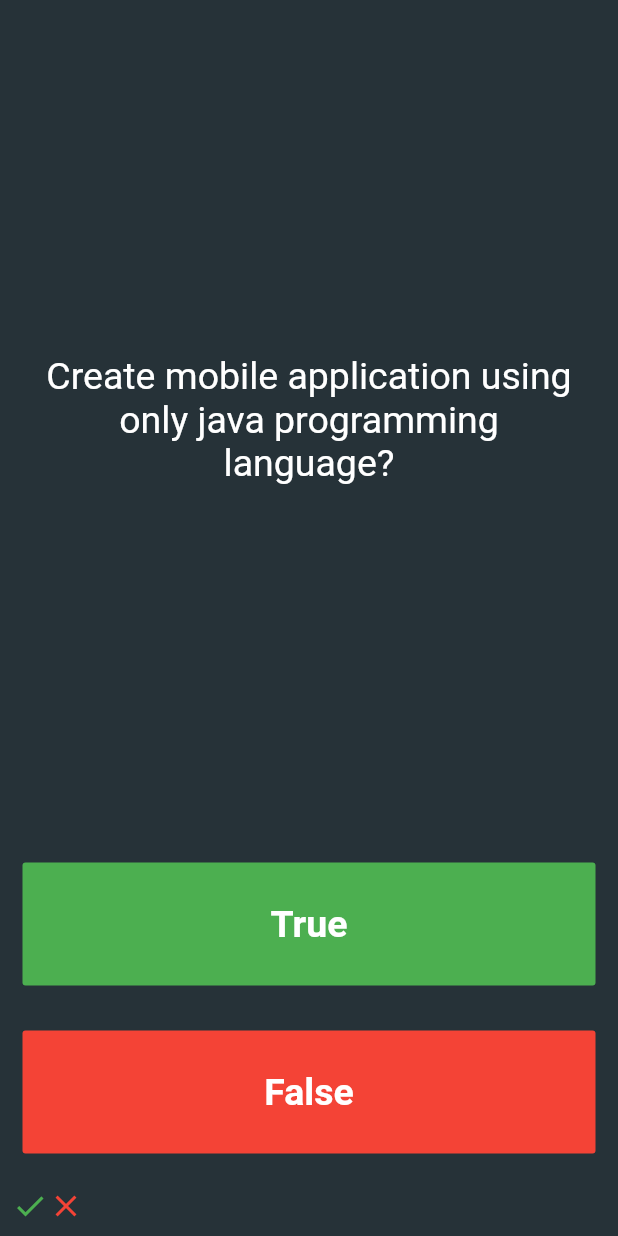
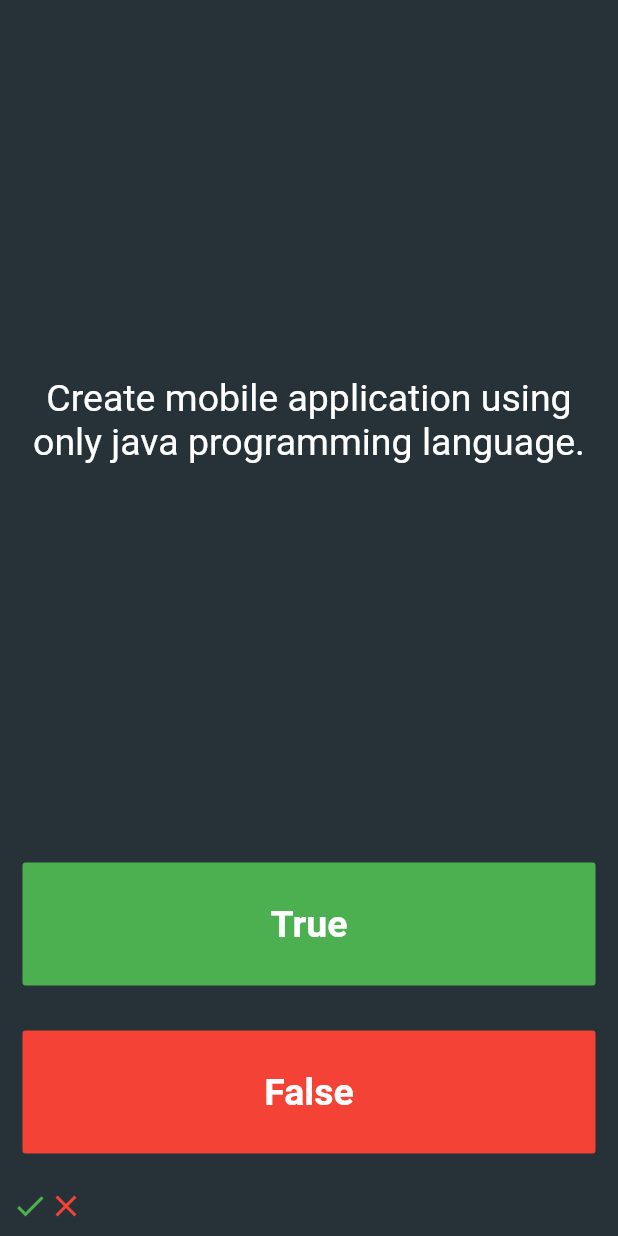
Before and after one commit to praween-link/MyFlutter, a Flutter app: the screen it shows after launch, after a tap on "True", after a tap on "False", on a phone screen of 412 x 824 dp. Run offline on Flutter 3.47's test engine with Material 2 defaults, Android fonts, the phone set to English and light mode, and no system bars.

```diff
--- a/lib/main.dart
+++ b/lib/main.dart
@@ -1,6 +1,5 @@
 import 'package:flutter/material.dart';
-import 'package:testing_app/questionAnswer.dart';
-// import 'package:audioplayers/audioplayers.dart';
+import 'quizBrain.dart';
 
 void main() {
   runApp(
@@ -19,6 +18,8 @@ void main() {
   );
 }
 
+QuizBrain quizbrain = QuizBrain();
+
 class MyApp extends StatefulWidget {
   // This widget is the root of your application.
   @override
@@ -28,20 +29,18 @@ class MyApp extends StatefulWidget {
 class _MyAppState extends State<MyApp> {
   List<Icon> scoreKeeper = [];
 
-  // List<String> questions = [
-  //   "Codding is good for developers?",
-  //   'Developers develop new things?',
-  //   'Create mobile application using only java programming language?',
-  // ];
-  // List<bool> answers = [true, true, false];
-
-  List<Questions> questionBank = [
-    Questions(q: 'Codding is good for developers?', a: true),
-    Questions(q: 'Developers develop new things?', a: true),
-    Questions(q: 'Create mobile application using only java programming language?', a: false),
-  ];
-
-  int question_number = 0;
+  void currectAnswer() {
+    scoreKeeper.add(Icon(
+      Icons.check,
+      color: Colors.green,
+    ));
+  }
+  void wrongAnswer(){
+    scoreKeeper.add(Icon(
+      Icons.close,
+      color: Colors.red,
+    ));
+  }
 
   @override
   Widget build(BuildContext context) {
@@ -55,7 +54,7 @@ class _MyAppState extends State<MyApp> {
             padding: const EdgeInsets.all(20.0),
             child: Center(
               child: Text(
-                questionBank[question_number].questionText,
+                quizbrain.getQuestion(),
                 textAlign: TextAlign.center,
                 style: TextStyle(
                   color: Colors.white,
@@ -80,17 +79,9 @@ class _MyAppState extends State<MyApp> {
               ),
               onPressed: () {
                 setState(() {
-                  bool user_answer = questionBank[question_number].answerBool;
-                  user_answer
-                      ? scoreKeeper.add(Icon(
-                          Icons.check,
-                          color: Colors.green,
-                        ))
-                      : scoreKeeper.add(Icon(
-                          Icons.close,
-                          color: Colors.red,
-                        ));
-                  question_number++;
+                  bool user_answer = quizbrain.getAnswer();
+                  if(quizbrain.answerMark) {user_answer ? currectAnswer() : wrongAnswer();}
+                  quizbrain.nextQuestion();
                 });
               },
             ),
@@ -111,17 +102,9 @@ class _MyAppState extends State<MyApp> {
               ),
               onPressed: () {
                 setState(() {
-                  bool user_answer = questionBank[question_number].answerBool;
-                  !user_answer
-                      ? scoreKeeper.add(Icon(
-                          Icons.check,
-                          color: Colors.green,
-                        ))
-                      : scoreKeeper.add(Icon(
-                          Icons.close,
-                          color: Colors.red,
-                        ));
-                  question_number++;
+                  bool user_answer = quizbrain.getAnswer();
+                  if(quizbrain.answerMark) {user_answer ? wrongAnswer() : currectAnswer();}
+                  quizbrain.nextQuestion();
                 });
               },
             ),
--- /dev/null
+++ b/lib/quizBrain.dart
@@ -0,0 +1,31 @@
+import 'questionAnswer.dart';
+
+class QuizBrain {
+  List<Questions> _questionBank = [
+    Questions(q: 'Codding is good for developers.', a: true),
+    Questions(q: 'Developers develop new things.', a: true),
+    Questions(q: 'Create mobile application using only java programming language.', a: false),
+    Questions(q: 'We can store string type data in \'int str\'.', a: false),
+    Questions(q: 'Codding is good for developers.', a: true),
+    Questions(q: 'Developers develop new things.', a: true),
+    Questions(q: 'Create mobile application using only java programming language.', a: false),
+    Questions(q: 'We can store string type data in \'int str\'.', a: false),
+  ];
+
+  int _questionNumber = 0;
+  bool answerMark = true;
+
+  int nextQuestion() {
+    if(_questionNumber < _questionBank.length - 1) _questionNumber ++;
+    else answerMark = false;
+    return _questionNumber;
+  }
+
+  String getQuestion() {
+    return _questionBank[_questionNumber].questionText;
+  }
+  bool getAnswer() {
+    return _questionBank[_questionNumber].answerBool;
+  }
+
+}
```
